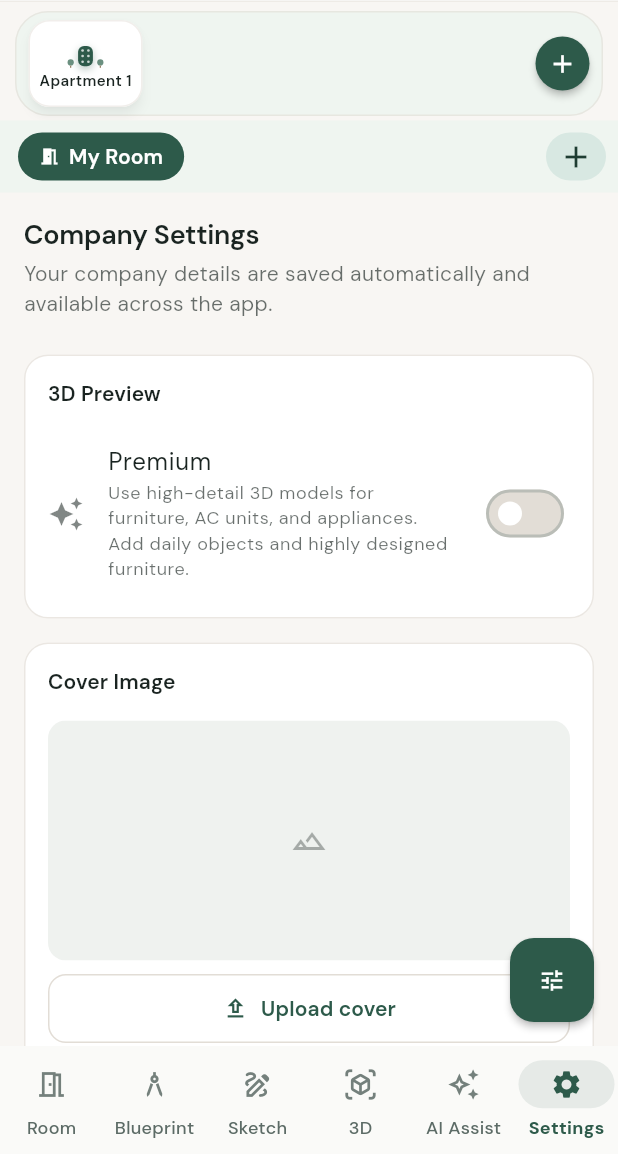
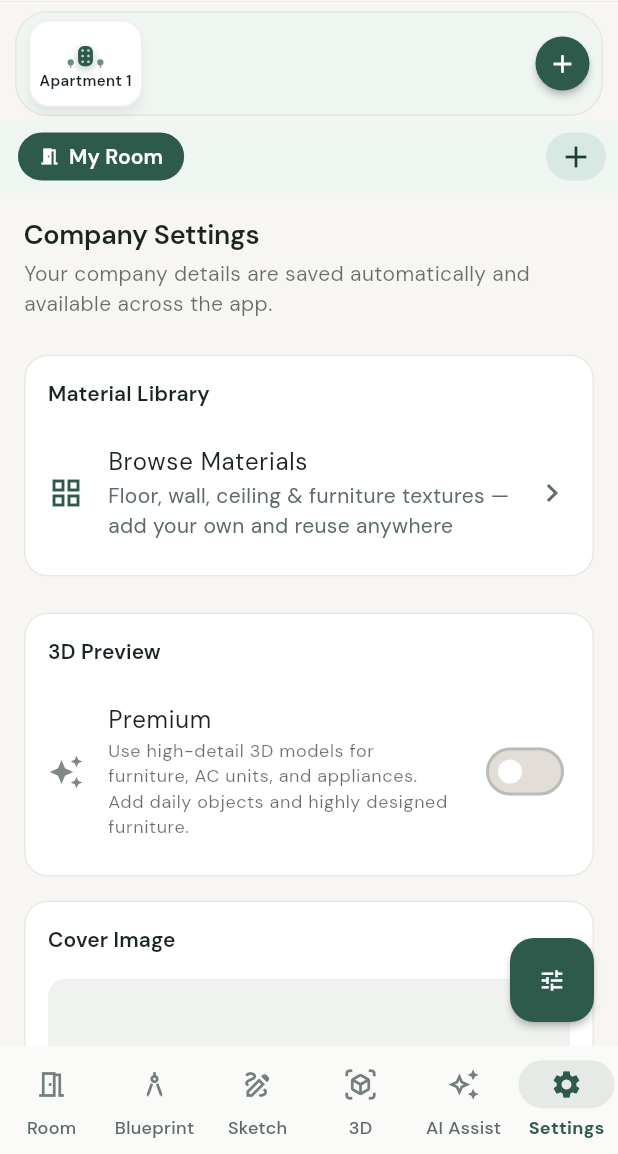
Before and after one commit to TheSinghPranjal/interior_space, a Flutter app: the screen it shows after launch, item 6 of the bottom bar chosen, on a phone screen of 412 x 824 dp, the part 82-1236 px from its top. Run offline on Flutter 3.47's test engine with Material 3 defaults, Android fonts, the phone set to English and light mode, and no system bars; our stand-ins replace file_picker, flutter_colorpicker, flutter_riverpod, google_fonts, image_picker, pdf and 3 more; missing offline and left inert: flutter_inappwebview, media_store_plus.

Commit message:
fix : custom material library added

```diff
--- a/lib/screens/settings_screen.dart
+++ b/lib/screens/settings_screen.dart
@@ -8,6 +8,7 @@ import '../providers/company_profile_provider.dart';
 import '../providers/pdf_export_settings_provider.dart';
 import '../providers/room_design_provider.dart';
 import '../widgets/company/company_image.dart';
+import 'material_library/material_library_screen.dart';
 
 class SettingsScreen extends ConsumerStatefulWidget {
   const SettingsScreen({super.key});
@@ -103,6 +104,25 @@ class _SettingsScreenState extends ConsumerState<SettingsScreen> {
           'Your company details are saved automatically and available across the app.',
           style: theme.textTheme.bodyMedium?.copyWith(
             color: theme.colorScheme.onSurface.withValues(alpha: 0.65),
+          ),
+        ),
+        const SizedBox(height: AppSpacing.lg),
+        _SectionCard(
+          title: 'Material Library',
+          child: ListTile(
+            contentPadding: EdgeInsets.zero,
+            leading: Icon(Icons.grid_view, color: theme.colorScheme.primary),
+            title: const Text('Browse Materials'),
+            subtitle: const Text(
+              'Floor, wall, ceiling & furniture textures — add your own and reuse anywhere',
+            ),
+            trailing: const Icon(Icons.chevron_right),
+            onTap: () {
+              Navigator.push<void>(
+                context,
+                MaterialPageRoute(builder: (_) => const MaterialLibraryScreen()),
+              );
+            },
           ),
         ),
         const SizedBox(height: AppSpacing.lg),
```
